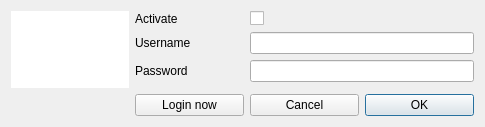
return42/sayonara, file src/GUI/LastFM/GUI_LastFM_Dialog.ui: the form before one commit.
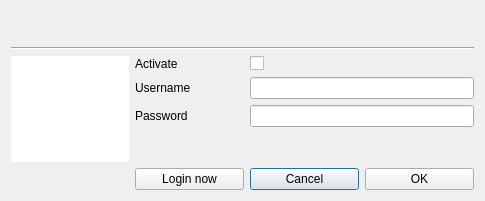
The form after the commit. Icons and pictures are not drawn.

Patch:
```diff
--- a/src/GUI/LastFM/GUI_LastFM_Dialog.ui
+++ b/src/GUI/LastFM/GUI_LastFM_Dialog.ui
@@ -7,38 +7,99 @@
     <x>0</x>
     <y>0</y>
     <width>485</width>
-    <height>119</height>
+    <height>201</height>
    </rect>
   </property>
   <property name="windowTitle">
    <string>Last.fm Preferences</string>
   </property>
   <layout class="QGridLayout" name="gridLayout">
-   <item row="5" column="3">
-    <widget class="QPushButton" name="btn_ok">
+   <item row="7" column="2">
+    <widget class="QPushButton" name="btn_cancel">
      <property name="focusPolicy">
       <enum>Qt::StrongFocus</enum>
      </property>
      <property name="text">
-      <string>OK</string>
+      <string>Cancel</string>
      </property>
     </widget>
    </item>
-   <item row="1" column="1">
+   <item row="3" column="1">
     <widget class="QLabel" name="label_2">
      <property name="text">
       <string>Username</string>
      </property>
     </widget>
    </item>
-   <item row="5" column="0">
+   <item row="2" column="1">
+    <widget class="QLabel" name="label_4">
+     <property name="text">
+      <string>Activate</string>
+     </property>
+    </widget>
+   </item>
+   <item row="4" column="1">
+    <widget class="QLabel" name="label_3">
+     <property name="text">
+      <string>Password</string>
+     </property>
+    </widget>
+   </item>
+   <item row="7" column="1">
+    <widget class="QPushButton" name="btn_login">
+     <property name="text">
+      <string>Login now</string>
+     </property>
+    </widget>
+   </item>
+   <item row="7" column="0">
     <widget class="QLabel" name="lab_status">
      <property name="text">
       <string/>
      </property>
     </widget>
    </item>
-   <item row="0" column="0" rowspan="4">
+   <item row="7" column="3">
+    <widget class="QPushButton" name="btn_ok">
+     <property name="focusPolicy">
+      <enum>Qt::StrongFocus</enum>
+     </property>
+     <property name="text">
+      <string>OK</string>
+     </property>
+    </widget>
+   </item>
+   <item row="4" column="2" colspan="2">
+    <widget class="QLineEdit" name="tf_password">
+     <property name="focusPolicy">
+      <enum>Qt::ClickFocus</enum>
+     </property>
+     <property name="echoMode">
+      <enum>QLineEdit::Password</enum>
+     </property>
+    </widget>
+   </item>
+   <item row="2" column="2">
+    <widget class="QCheckBox" name="cb_activate">
+     <property name="focusPolicy">
+      <enum>Qt::StrongFocus</enum>
+     </property>
+     <property name="layoutDirection">
+      <enum>Qt::LeftToRight</enum>
+     </property>
+     <property name="text">
+      <string/>
+     </property>
+    </widget>
+   </item>
+   <item row="3" column="2" colspan="2">
+    <widget class="QLineEdit" name="tf_username">
+     <property name="focusPolicy">
+      <enum>Qt::ClickFocus</enum>
+     </property>
+    </widget>
+   </item>
+   <item row="2" column="0" rowspan="4">
     <widget class="QWidget" name="widget" native="true">
      <property name="styleSheet">
       <string notr="true">background-color: rgb(255, 255, 255);</string>
@@ -72,67 +133,27 @@
      </layout>
     </widget>
    </item>
-   <item row="5" column="2">
-    <widget class="QPushButton" name="btn_cancel">
-     <property name="focusPolicy">
-      <enum>Qt::StrongFocus</enum>
+   <item row="1" column="0" colspan="4">
+    <widget class="Line" name="line">
+     <property name="orientation">
+      <enum>Qt::Horizontal</enum>
      </property>
-     <property name="text">
-      <string>Cancel</string>
-     </property>
     </widget>
    </item>
-   <item row="5" column="1">
-    <widget class="QPushButton" name="btn_login">
-     <property name="text">
-      <string>Login now</string>
-     </property>
-    </widget>
-   </item>
-   <item row="2" column="2" colspan="2">
-    <widget class="QLineEdit" name="tf_password">
-     <property name="focusPolicy">
-      <enum>Qt::ClickFocus</enum>
-     </property>
-     <property name="echoMode">
-      <enum>QLineEdit::Password</enum>
-     </property>
-    </widget>
-   </item>
-   <item row="2" column="1">
-    <widget class="QLabel" name="label_3">
-     <property name="text">
-      <string>Password</string>
-     </property>
-    </widget>
-   </item>
-   <item row="0" column="2">
-    <widget class="QCheckBox" name="cb_activate">
-     <property name="focusPolicy">
-      <enum>Qt::StrongFocus</enum>
-     </property>
-     <property name="layoutDirection">
-      <enum>Qt::LeftToRight</enum>
+   <item row="0" column="0" colspan="4">
+    <widget class="QLabel" name="lab_title">
+     <property name="font">
+      <font>
+       <pointsize>11</pointsize>
+       <weight>75</weight>
+       <bold>true</bold>
+      </font>
      </property>
      <property name="text">
       <string/>
      </property>
     </widget>
    </item>
-   <item row="1" column="2" colspan="2">
-    <widget class="QLineEdit" name="tf_username">
-     <property name="focusPolicy">
-      <enum>Qt::ClickFocus</enum>
-     </property>
-    </widget>
-   </item>
-   <item row="0" column="1">
-    <widget class="QLabel" name="label_4">
-     <property name="text">
-      <string>Activate</string>
-     </property>
-    </widget>
-   </item>
   </layout>
  </widget>
  <resources>
```
